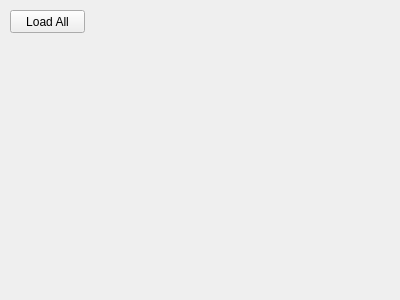
Qt form resources/widget/tools/TrackwayImporterWidget/TrackwayImporterWidget.ui (sernst/Cadence) before a commit.
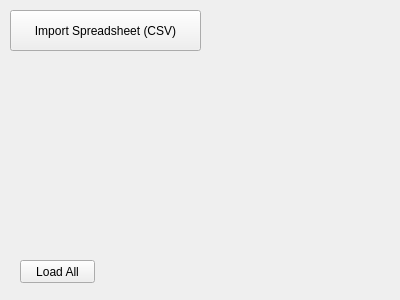
The same form after that commit.

Commit message: Initial trackway spreadsheet importing implementation.

Patch:
```diff
--- a/resources/widget/tools/TrackwayImporterWidget/TrackwayImporterWidget.ui
+++ b/resources/widget/tools/TrackwayImporterWidget/TrackwayImporterWidget.ui
@@ -16,8 +16,8 @@
   <widget class="QPushButton" name="loadAllBtn">
    <property name="geometry">
     <rect>
-     <x>10</x>
-     <y>10</y>
+     <x>20</x>
+     <y>260</y>
      <width>75</width>
      <height>23</height>
     </rect>
@@ -26,6 +26,19 @@
     <string>Load All</string>
    </property>
   </widget>
+  <widget class="QPushButton" name="importBtn">
+   <property name="geometry">
+    <rect>
+     <x>10</x>
+     <y>10</y>
+     <width>191</width>
+     <height>41</height>
+    </rect>
+   </property>
+   <property name="text">
+    <string>Import Spreadsheet (CSV)</string>
+   </property>
+  </widget>
  </widget>
  <resources/>
  <connections/>
```
The commit also changes 8 other files.
